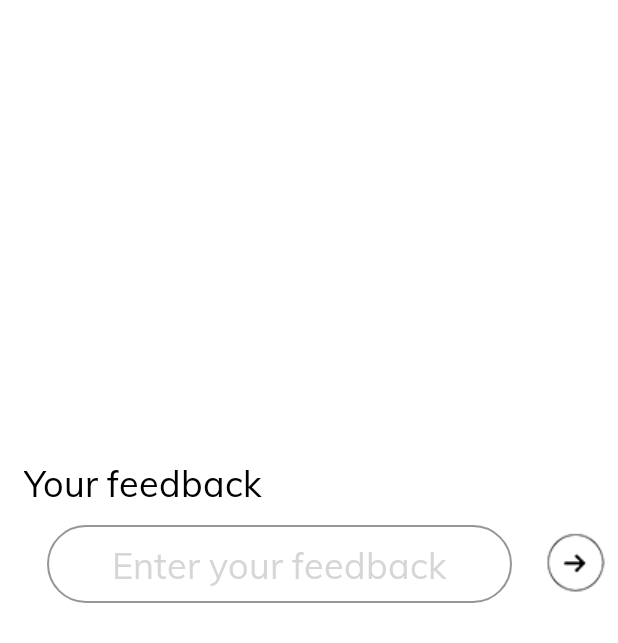
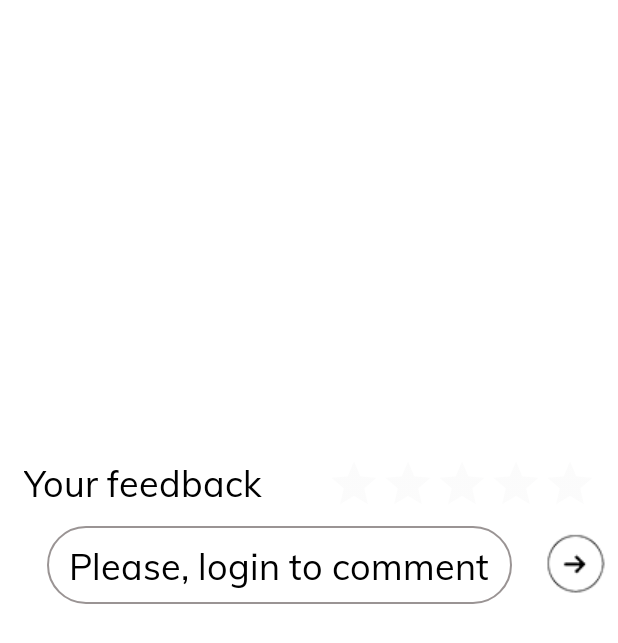
Before and after one commit to Ovsaynka/Kray, an Android app: the fragment RestaurantFragment shown on its own in the app's theme, on a phone screen of 412 x 824 dp. Shown: the top 643 px of the screen. Run offline under Robolectric (Android 15) with nearby library versions, the light colour scheme and no system bars; our stand-ins replace Picasso; plain views replace RoundedImageView; pictures from the network do not load; 6 statements that could not run were skipped.

Commit message:
comments done

```diff
--- a/app/src/main/java/com/example/kray/SessionManager.kt
+++ b/app/src/main/java/com/example/kray/SessionManager.kt
@@ -4,15 +4,13 @@ import android.content.Context
 import android.content.Intent
 import android.content.SharedPreferences
 
-class SessionManager {
+class SessionManager(var con: Context) {
 
     var pref: SharedPreferences
     var editor: SharedPreferences.Editor
-    var con: Context
     var PRIVATE_MODE: Int = 0
 
-    constructor(con: Context){
-        this.con = con
+    init {
         pref = con.getSharedPreferences(PREF_NAME, PRIVATE_MODE)
         editor = pref.edit()
     }
--- /dev/null
+++ b/app/src/main/java/com/example/kray/data/CommentToSend.kt
@@ -0,0 +1,3 @@
+package com.example.kray.data
+
+class CommentToSend(val comment: String, val stars:Int)
--- a/app/src/main/java/com/example/kray/data/RestaurantApi.kt
+++ b/app/src/main/java/com/example/kray/data/RestaurantApi.kt
@@ -2,10 +2,7 @@ package com.example.kray.data
 
 import io.reactivex.Single
 import okhttp3.ResponseBody
-import retrofit2.http.Body
-import retrofit2.http.GET
-import retrofit2.http.Headers
-import retrofit2.http.POST
+import retrofit2.http.*
 
 const val PARAM_ID_MENU = "id"
 
@@ -25,4 +22,14 @@ interface RestaurantApi {
 
     @POST("/commentRestaurant")
     fun getCommentRestaurant()
+
+
+    @Headers("Content-Type:application/json")
+    @POST("/commentRestaurant/addCommentRestaurant")
+    fun sendComment(
+        @Body comment: CommentToSend,
+        @Query("idRestaurant") idRestaurant: Int,
+        @Query("idUser") idUser: Int,
+        @Header("Authorization") token: String
+    ): retrofit2.Call<ResponseBody>
 }
--- a/app/src/main/res/layout/restaurant_fragment.xml
+++ b/app/src/main/res/layout/restaurant_fragment.xml
@@ -51,8 +51,8 @@
     <TextView
         android:id="@+id/textView2"
         style="@style/textView"
-        android:layout_width="match_parent"
-        android:layout_height="wrap_content"
+        android:layout_width="187dp"
+        android:layout_height="34dp"
         android:layout_marginStart="16dp"
         android:layout_marginTop="8dp"
         android:text="@string/your_feedback"
@@ -74,7 +74,7 @@
         tools:text="Address" />
 
     <EditText
-        android:id="@+id/editText"
+        android:id="@+id/commentField"
         style="@style/textView"
         android:layout_width="wrap_content"
         android:layout_height="wrap_content"
@@ -86,12 +86,12 @@
         android:hint="@string/enter_your_feedback"
         android:textColorHint="@color/transparentBlack"
         android:textSize="24sp"
-        app:layout_constraintEnd_toStartOf="@+id/imageButton"
+        app:layout_constraintEnd_toStartOf="@+id/sendCommentButton"
         app:layout_constraintStart_toStartOf="parent"
         app:layout_constraintTop_toBottomOf="@+id/textView2" />
 
     <ImageButton
-        android:id="@+id/imageButton"
+        android:id="@+id/sendCommentButton"
         android:layout_width="wrap_content"
         android:layout_height="wrap_content"
         android:layout_marginTop="16dp"
@@ -110,7 +110,23 @@
         app:layout_constraintEnd_toEndOf="parent"
         tools:listitem="@layout/feedback_card"
         app:layout_constraintStart_toStartOf="parent"
-        app:layout_constraintTop_toBottomOf="@+id/editText" />
+        app:layout_constraintTop_toBottomOf="@+id/commentField" />
+
+    <androidx.appcompat.widget.AppCompatRatingBar
+        android:id="@+id/ratingStars"
+
+        style="@style/Widget.AppCompat.RatingBar.Indicator"
+        android:isIndicator="false"
+        android:layout_width="wrap_content"
+        android:layout_height="wrap_content"
+        android:layout_marginTop="8dp"
+        android:backgroundTint="@color/colorStars"
+        android:numStars="5"
+        android:progressBackgroundTint="@color/transparentBlack"
+        android:stepSize="0.5"
+        app:layout_constraintEnd_toEndOf="parent"
+        app:layout_constraintStart_toEndOf="@+id/textView2"
+        app:layout_constraintTop_toBottomOf="@+id/restAddressTextView" />
 
 
 </androidx.constraintlayout.widget.ConstraintLayout>
```
Also changed, not shown: app/src/main/java/com/example/kray/restaurant/RestaurantFragment.kt (+67 -3 lines).
